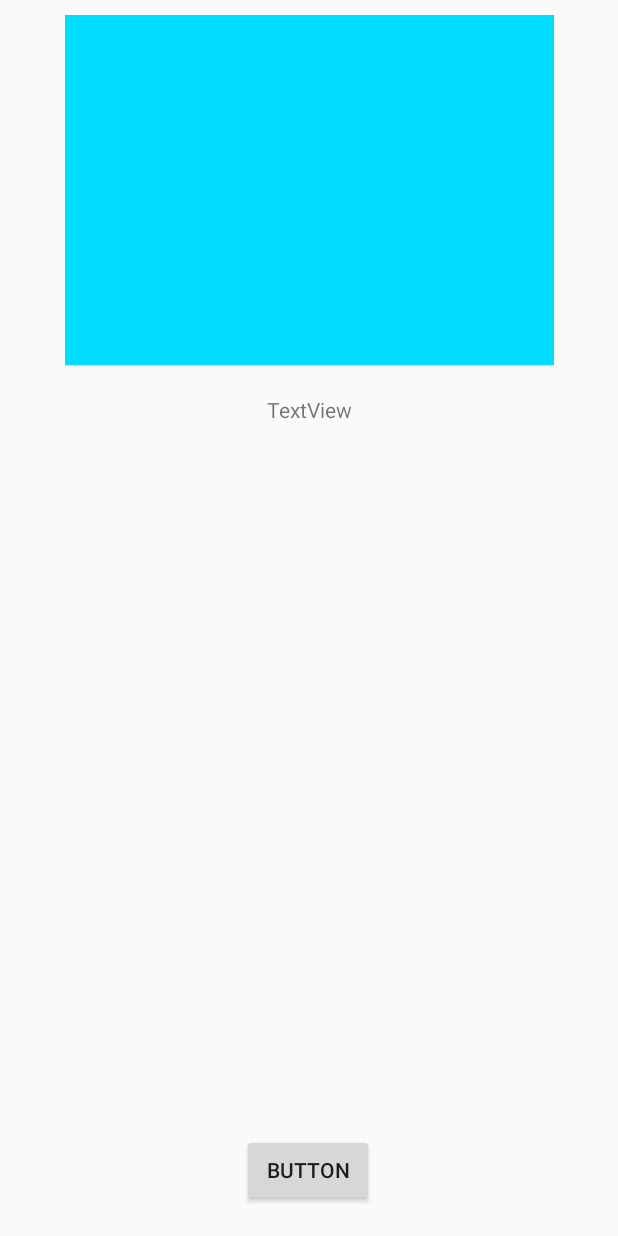
After one commit to matthias-pinard/Guizic, an Android app: the layout activity_info.xml on its own in the app's theme, with its tools: preview values and no code run, on a phone screen of 412 x 824 dp. The commit adds this screen. Run offline under Robolectric (Android 15) with nearby library versions, the phone set to English and light mode, and no system bars.

Commit message:
info activity

```diff
--- a/app/src/main/assets/parcours.json
+++ b/app/src/main/assets/parcours.json
@@ -15,7 +15,7 @@
     },
     {
       "secretName": "3 - Mur d'escalade",
-      "latitude": 118907,
+      "latitude": 48.118907,
       "longitude": -1.641568,
       "sensibilite": 2.0
     },
--- /dev/null
+++ b/app/src/main/res/layout/activity_info.xml
@@ -0,0 +1,44 @@
+<?xml version="1.0" encoding="utf-8"?>
+<android.support.constraint.ConstraintLayout xmlns:android="http://schemas.android.com/apk/res/android"
+    xmlns:app="http://schemas.android.com/apk/res-auto"
+    xmlns:tools="http://schemas.android.com/tools"
+    android:layout_width="match_parent"
+    android:layout_height="match_parent"
+    tools:context="com.example.matthias.guizic.InfoActivity">
+
+    <ImageView
+        android:id="@+id/imageViewPoint"
+        android:layout_width="326dp"
+        android:layout_height="233dp"
+        android:layout_marginStart="10dp"
+        android:layout_marginTop="10dp"
+        android:layout_marginEnd="10dp"
+        android:src="@android:color/holo_blue_bright"
+        app:layout_constraintEnd_toEndOf="parent"
+        app:layout_constraintStart_toStartOf="parent"
+        app:layout_constraintTop_toTopOf="parent" />
+
+    <TextView
+        android:id="@+id/textInfo"
+        android:layout_width="wrap_content"
+        android:layout_height="wrap_content"
+        android:text="TextView"
+        app:layout_constraintEnd_toEndOf="parent"
+        app:layout_constraintStart_toStartOf="parent"
+        app:layout_constraintTop_toBottomOf="@+id/imageViewPoint"
+        android:layout_marginTop="20sp"
+        android:layout_marginHorizontal="20sp"
+        android:gravity="fill_horizontal"/>
+
+    <Button
+        android:id="@+id/buttonInfoNext"
+        android:layout_width="wrap_content"
+        android:layout_height="wrap_content"
+        android:onClick="onClickNext"
+        android:text="Button"
+        app:layout_constraintBottom_toBottomOf="parent"
+        app:layout_constraintEnd_toEndOf="parent"
+        app:layout_constraintHorizontal_bias="0.498"
+        app:layout_constraintStart_toStartOf="parent"
+        android:layout_marginBottom="20sp"/>
+</android.support.constraint.ConstraintLayout>
```
Also changed, not shown: app/build.gradle (+8 -8 lines), app/src/main/AndroidManifest.xml (+12 -12 lines), app/src/main/java/com/example/matthias/guizic/GpsActivity.java (+1 -10 lines), app/src/main/java/com/example/matthias/guizic/InfoActivity.java (added, +36 -0 lines), app/src/main/java/com/example/matthias/guizic/MyService.java (+9 -16 lines).
